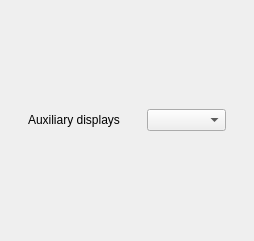
The window that mqt/MqtLogger/StackedInfoFrame.ui (Rsclub22/Minos2-Mirror) describes before a commit, drawn with Qt 5.
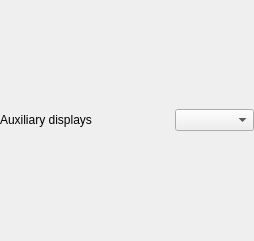
The same window after the commit.

Commit message: Left justify label, right justify combo

Diff of the .ui file:
```diff
--- a/mqt/MqtLogger/StackedInfoFrame.ui
+++ b/mqt/MqtLogger/StackedInfoFrame.ui
@@ -37,19 +37,6 @@
    </property>
    <item>
     <layout class="QHBoxLayout" name="horizontalLayout_3">
-     <item>
-      <spacer name="horizontalSpacer_2">
-       <property name="orientation">
-        <enum>Qt::Horizontal</enum>
-       </property>
-       <property name="sizeHint" stdset="0">
-        <size>
-         <width>40</width>
-         <height>20</height>
-        </size>
-       </property>
-      </spacer>
-     </item>
      <item>
       <widget class="QLabel" name="label_2">
        <property name="text">
@@ -86,19 +73,6 @@
        </property>
       </widget>
      </item>
-     <item>
-      <spacer name="horizontalSpacer">
-       <property name="orientation">
-        <enum>Qt::Horizontal</enum>
-       </property>
-       <property name="sizeHint" stdset="0">
-        <size>
-         <width>40</width>
-         <height>20</height>
-        </size>
-       </property>
-      </spacer>
-     </item>
     </layout>
    </item>
   </layout>
```
